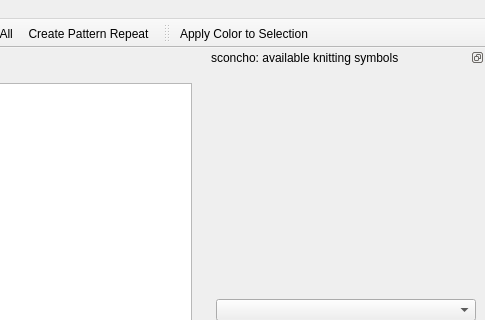
This is sconcho/gui/ui/main_window.ui in haskelladdict/sconcho as Qt 5 draws it before an edit; both pictures show x 563 to 1048 and y 0 to 320 of the 1048 by 712 pixel window. The edited form follows.
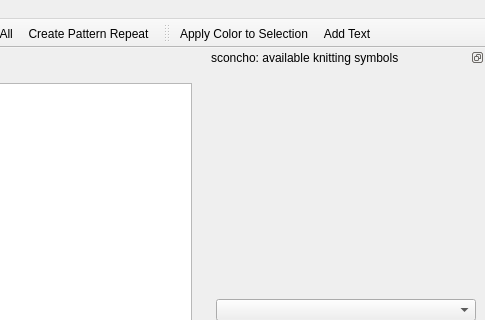
This is the edited form. Icons and pictures are not drawn. Custom widgets are drawn as their Qt base class.

Diff of the .ui file:
```diff
--- a/sconcho/gui/ui/main_window.ui
+++ b/sconcho/gui/ui/main_window.ui
@@ -312,6 +312,7 @@
     <bool>false</bool>
    </attribute>
    <addaction name="actionApply_Color_to_Selection"/>
+   <addaction name="actionAdd_Text"/>
   </widget>
   <action name="actionAbout_sconcho">
    <property name="icon">
@@ -700,6 +701,15 @@
     <string>Show &amp;Column Labels</string>
    </property>
   </action>
+  <action name="actionAdd_Text">
+   <property name="icon">
+    <iconset resource="../icons.qrc">
+     <normaloff>:/icons/letter_T.png</normaloff>:/icons/letter_T.png</iconset>
+   </property>
+   <property name="text">
+    <string>Add Text</string>
+   </property>
+  </action>
  </widget>
  <customwidgets>
   <customwidget>
```
Left out of the diff: 5 changed lines with no effect on the pictures.
